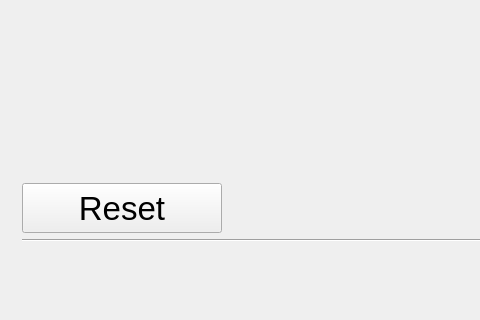
First picture: the form in Trash_Can/mainwindow.ui, repository AleksandraZasadni/ssp_miniproject, before the edit; both pictures show x 0 to 480 and y 400 to 720 of the 1280 by 720 pixel window.
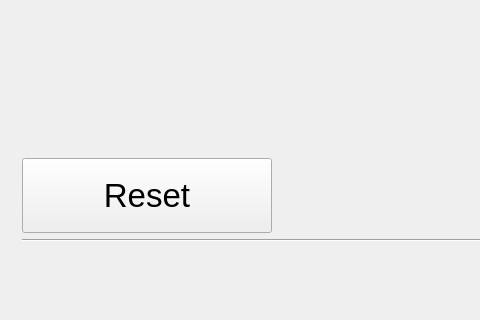
Second picture: the form after the edit. The open tabs and pages were chosen to show the change. Icons and pictures are not drawn. Custom widgets are drawn as their Qt base class.

Commit message: virtually pretty

Patch:
```diff
--- a/Trash_Can/mainwindow.ui
+++ b/Trash_Can/mainwindow.ui
@@ -1430,8 +1430,8 @@
               </property>
               <property name="minimumSize">
                <size>
-                <width>200</width>
-                <height>50</height>
+                <width>250</width>
+                <height>75</height>
                </size>
               </property>
               <property name="font">
```
Left out of the diff: 10 changed lines with no effect on the pictures. The commit also changes 2 other files.
